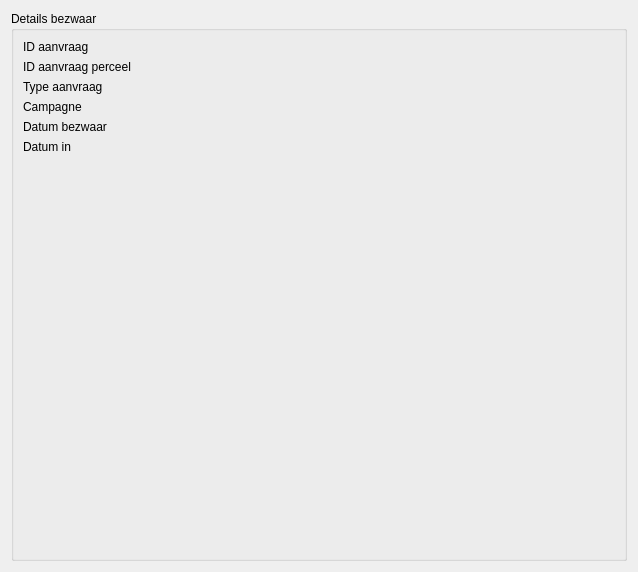
DOV-Vlaanderen/erosiebezwaren, file parceleditwindow/ui_detailsobjection.ui: the form before one commit.
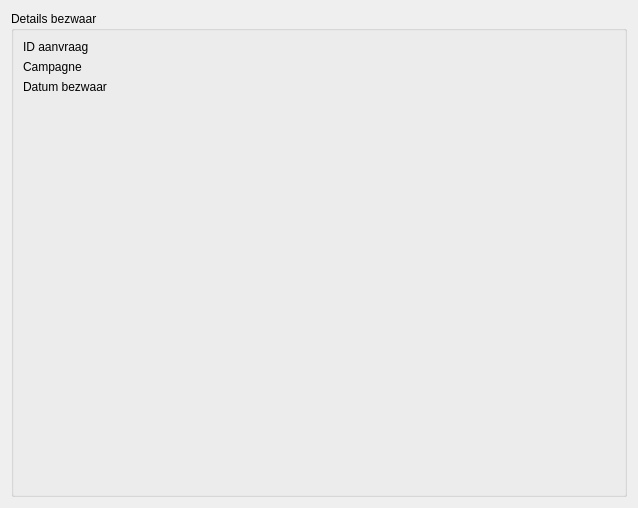
The form after the commit. Custom widgets are drawn as their Qt base class.

Commit message: Update details bezwaar.

```diff
--- a/parceleditwindow/ui_detailsobjection.ui
+++ b/parceleditwindow/ui_detailsobjection.ui
@@ -7,7 +7,7 @@
     <x>0</x>
     <y>0</y>
     <width>638</width>
-    <height>572</height>
+    <height>508</height>
    </rect>
   </property>
   <property name="windowTitle">
@@ -41,75 +41,33 @@
        </widget>
       </item>
       <item row="1" column="0">
-       <widget class="QLabel" name="label_3">
-        <property name="text">
-         <string>ID aanvraag perceel</string>
-        </property>
-       </widget>
-      </item>
-      <item row="1" column="1">
-       <widget class="QLabel" name="label_4">
-        <property name="text">
-         <string/>
-        </property>
-       </widget>
-      </item>
-      <item row="2" column="0">
-       <widget class="QLabel" name="label_5">
-        <property name="text">
-         <string>Type aanvraag</string>
-        </property>
-       </widget>
-      </item>
-      <item row="2" column="1">
-       <widget class="QLabel" name="label_6">
-        <property name="text">
-         <string/>
-        </property>
-       </widget>
-      </item>
-      <item row="3" column="0">
        <widget class="QLabel" name="lb_campagne">
         <property name="text">
          <string>Campagne</string>
         </property>
        </widget>
       </item>
-      <item row="3" column="1">
+      <item row="1" column="1">
        <widget class="ValueLabel" name="efw_campagne">
         <property name="text">
          <string/>
         </property>
        </widget>
       </item>
-      <item row="4" column="0">
+      <item row="2" column="0">
        <widget class="QLabel" name="lb_datum_bezwaar">
         <property name="text">
          <string>Datum bezwaar</string>
         </property>
        </widget>
       </item>
-      <item row="4" column="1">
+      <item row="2" column="1">
        <widget class="ValueLabel" name="efw_datum_bezwaar">
         <property name="text">
          <string/>
         </property>
        </widget>
       </item>
-      <item row="5" column="0">
-       <widget class="QLabel" name="label_11">
-        <property name="text">
-         <string>Datum in</string>
-        </property>
-       </widget>
-      </item>
-      <item row="5" column="1">
-       <widget class="QLabel" name="label_12">
-        <property name="text">
-         <string/>
-        </property>
-       </widget>
-      </item>
      </layout>
     </widget>
    </item>
```
Left out of the diff: 4 changed lines with no effect on the pictures.
